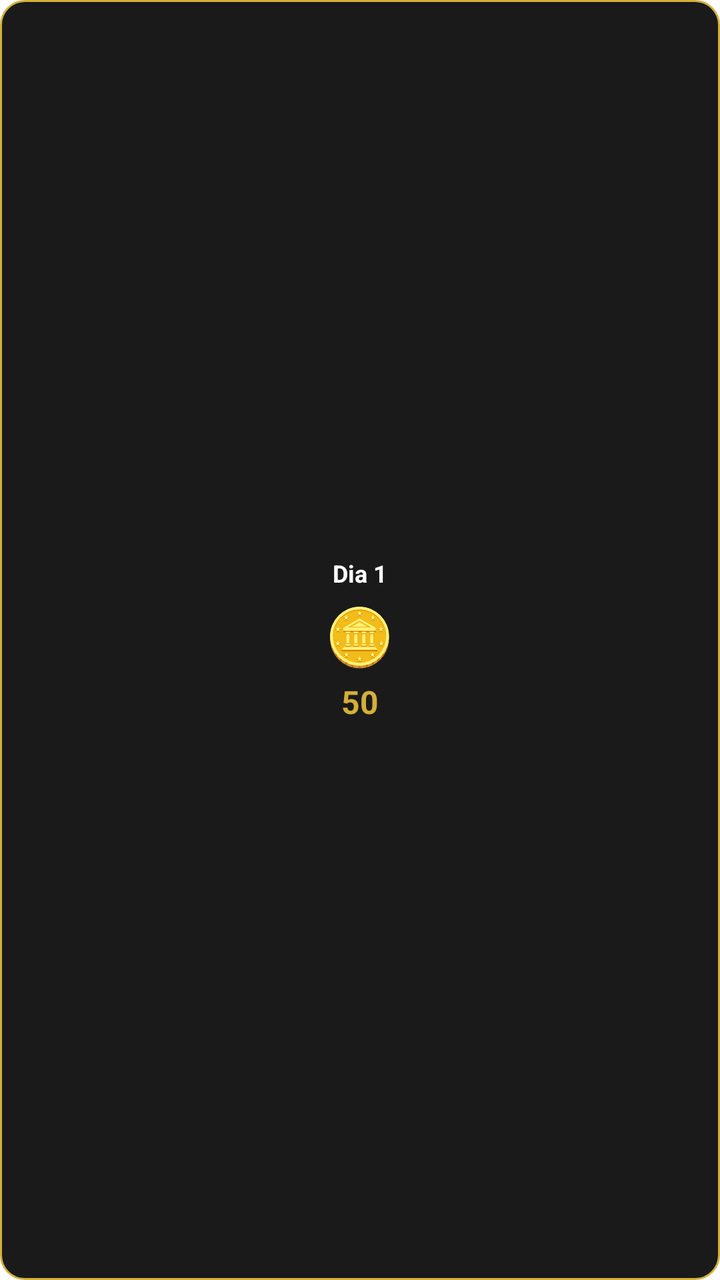
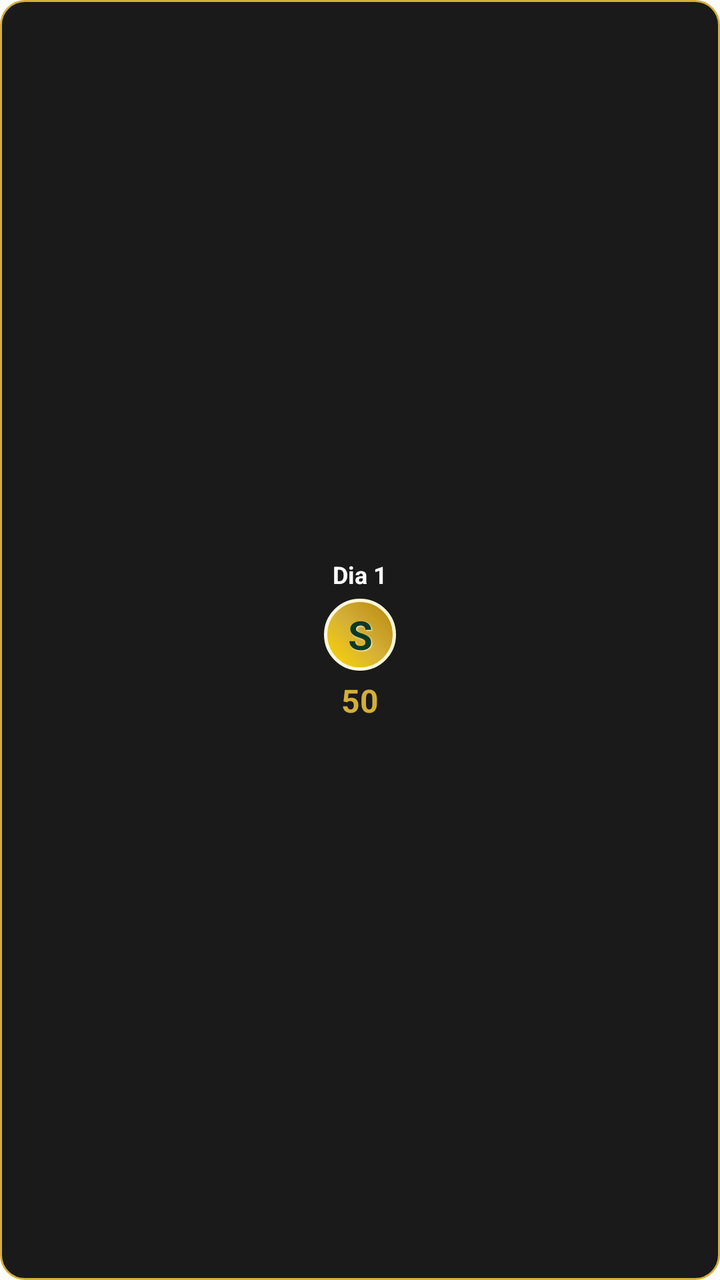

Screens rendered from an Android XML layout before and after an edit, with the pre-edit source and the edit as a unified diff.
<!-- AndroidManifest.xml: application theme Theme.Sonino.Splash -->
<!-- res/layout/item_daily_reward.xml -->
<?xml version="1.0" encoding="utf-8"?>
<LinearLayout xmlns:android="http://schemas.android.com/apk/res/android"
    android:id="@+id/cardDia"
    android:layout_width="80dp"
    android:layout_height="110dp"
    android:layout_margin="4dp"
    android:background="@drawable/btn_escuro"
    android:orientation="vertical"
    android:gravity="center"
    android:padding="8dp">

    <TextView
        android:id="@+id/txtDiaSemana"
        android:layout_width="wrap_content"
        android:layout_height="wrap_content"
        android:text="Dia 1"
        android:textColor="@color/branco"
        android:textSize="12sp"
        android:textStyle="bold" />

    <TextView
        android:layout_width="wrap_content"
        android:layout_height="wrap_content"
        android:text="🪙"
        android:textSize="28sp"
        android:layout_marginVertical="4dp"/>

    <TextView
        android:id="@+id/txtQtdMoedas"
        android:layout_width="wrap_content"
        android:layout_height="wrap_content"
        android:text="50"
        android:textColor="@color/dourado"
        android:textSize="16sp"
        android:textStyle="bold" />
</LinearLayout>
<!-- resources referenced by this layout -->
<resources>
  <color name="branco">#FFFFFF</color>
  <color name="dourado">#D4AF37</color>
  <!-- drawable btn_escuro (drawable) -->
  <?xml version="1.0" encoding="utf-8"?>
  <shape xmlns:android="http://schemas.android.com/apk/res/android">
      <solid android:color="@color/preto_fundo" />
      <corners android:radius="12dp" />
      <stroke android:width="1dp" android:color="@color/dourado" />
  </shape>
  <style name="Theme.Sonino.Splash" parent="Theme.SplashScreen">
          <item name="windowSplashScreenBackground">@color/verde_mesa</item>
          <item name="windowSplashScreenAnimatedIcon">@drawable/icone</item>
          <item name="postSplashScreenTheme">@style/Theme.Sonino</item>
      </style>
  <color name="preto_fundo">#1A1A1A</color>
  <color name="verde_mesa">#063B1E</color>
  <style name="Theme.Sonino" parent="Theme.AppCompat.Light.NoActionBar">
          <item name="colorPrimary">#0B5E30</item>
          <item name="colorPrimaryDark">#0B5E30</item>
          <item name="colorAccent">#D4AF37</item>
      </style>
</resources>

<!-- the commit's change to res/layout/item_daily_reward.xml (unified diff, before → after) -->
@@ -18,12 +18,30 @@
         android:textSize="12sp"
         android:textStyle="bold" />
 
-    <TextView
-        android:layout_width="wrap_content"
-        android:layout_height="wrap_content"
-        android:text="🪙"
-        android:textSize="28sp"
-        android:layout_marginVertical="4dp"/>
+    
+    <FrameLayout
+        android:layout_width="36dp"
+        android:layout_height="36dp"
+        android:layout_marginVertical="4dp"
+        android:elevation="4dp">
+        <View
+            android:layout_width="match_parent"
+            android:layout_height="match_parent"
+            android:background="@drawable/bg_coin_sonino" />
+        <TextView
+            android:layout_width="match_parent"
+            android:layout_height="match_parent"
+            android:text="S"
+            android:textColor="#0B3B24"
+            android:textSize="20sp"
+            android:textStyle="bold"
+            android:gravity="center"
+            android:shadowColor="#FFF8DC"
+            android:shadowDx="1"
+            android:shadowDy="1"
+            android:shadowRadius="1" />
+    </FrameLayout>
+    
 
     <TextView
         android:id="@+id/txtQtdMoedas"
<!-- resource entries referenced after the edit -->
@@ -2,6 +2,21 @@
 <resources>
   <color name="branco">#FFFFFF</color>
   <color name="dourado">#D4AF37</color>
+  <!-- drawable bg_coin_sonino (drawable) -->
+  <?xml version="1.0" encoding="utf-8"?>
+  <shape xmlns:android="http://schemas.android.com/apk/res/android" android:shape="oval">
+      
+      <gradient
+          android:angle="45"
+          android:startColor="#FFD700"
+          android:centerColor="#D4AF37"
+          android:endColor="#B8860B"
+          android:type="linear" />
+      
+      <stroke android:width="1.5dp" android:color="#FFF8DC" />
+      
+      <padding android:left="2dp" android:right="2dp" android:top="2dp" android:bottom="2dp" />
+  </shape>
   <!-- drawable btn_escuro (drawable) -->
   <?xml version="1.0" encoding="utf-8"?>
   <shape xmlns:android="http://schemas.android.com/apk/res/android">
